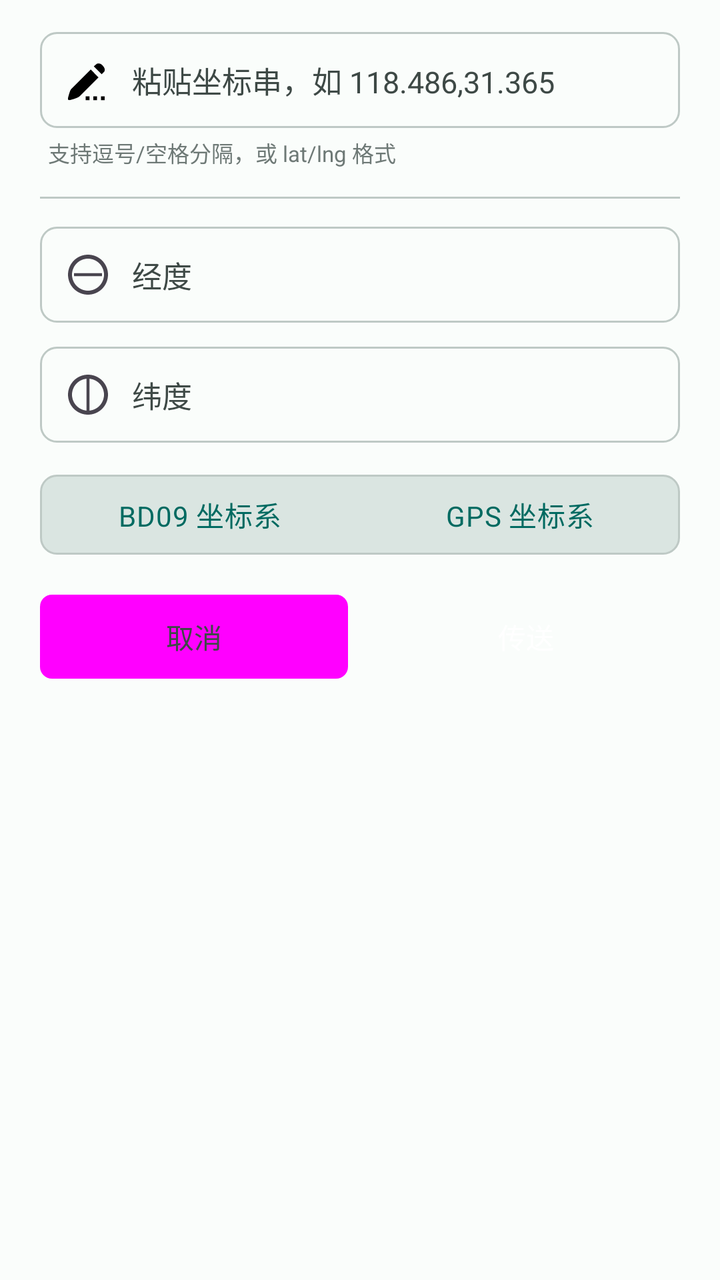
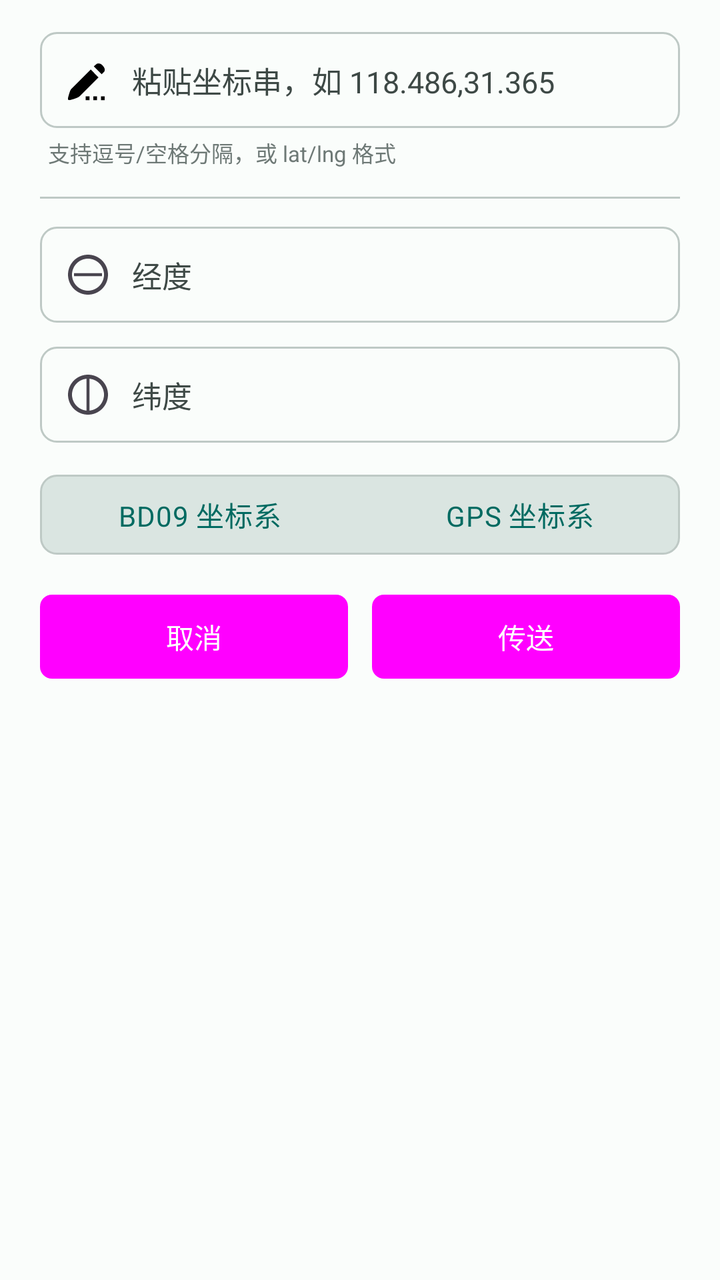

An Android layout rendered at two revisions. The XML below is the earlier revision; the diff shows what the commit changed to produce the second picture.
<!-- AndroidManifest.xml: application theme AppTheme -->
<!-- res/layout/location_input.xml -->
<?xml version="1.0" encoding="utf-8"?>
<LinearLayout xmlns:android="http://schemas.android.com/apk/res/android"
    xmlns:app="http://schemas.android.com/apk/res-auto"
    android:layout_width="match_parent"
    android:layout_height="wrap_content"
    android:orientation="vertical"
    android:paddingStart="20dp"
    android:paddingTop="16dp"
    android:paddingEnd="20dp"
    android:paddingBottom="16dp">

    
    <EditText
        android:id="@+id/input_coord_string"
        android:layout_width="match_parent"
        android:layout_height="48dp"
        android:background="@drawable/bg_input_field"
        android:drawableStart="@drawable/ic_input"
        android:drawablePadding="10dp"
        android:hint="@string/hint_coord_string"
        android:inputType="text"
        android:paddingStart="12dp"
        android:paddingEnd="12dp"
        android:textColor="?attr/colorOnSurface"
        android:textColorHint="?attr/colorOnSurfaceVariant"
        android:textSize="15sp" />

    <TextView
        android:layout_width="match_parent"
        android:layout_height="wrap_content"
        android:layout_marginTop="4dp"
        android:layout_marginStart="4dp"
        android:text="@string/coord_parse_hint"
        android:textColor="?attr/colorOutline"
        android:textSize="11sp" />

    
    <View
        android:layout_width="match_parent"
        android:layout_height="1dp"
        android:layout_marginTop="14dp"
        android:layout_marginBottom="14dp"
        android:background="?attr/colorOutlineVariant" />

    
    <EditText
        android:id="@+id/input_longitude"
        android:layout_width="match_parent"
        android:layout_height="48dp"
        android:autofillHints="longitude"
        android:background="@drawable/bg_input_field"
        android:drawableStart="@drawable/ic_longitude"
        android:drawablePadding="10dp"
        android:hint="@string/label_longitude"
        android:inputType="text"
        android:paddingStart="12dp"
        android:paddingEnd="12dp"
        android:textColor="?attr/colorOnSurface"
        android:textColorHint="?attr/colorOnSurfaceVariant"
        android:textSize="15sp" />

    
    <EditText
        android:id="@+id/input_latitude"
        android:layout_width="match_parent"
        android:layout_height="48dp"
        android:layout_marginTop="12dp"
        android:autofillHints="latitude"
        android:background="@drawable/bg_input_field"
        android:drawableStart="@drawable/ic_latitude"
        android:drawablePadding="10dp"
        android:hint="@string/label_latitude"
        android:inputType="text"
        android:paddingStart="12dp"
        android:paddingEnd="12dp"
        android:textColor="?attr/colorOnSurface"
        android:textColorHint="?attr/colorOnSurfaceVariant"
        android:textSize="15sp" />

    
    <RadioGroup
        android:id="@+id/RadioGroupMapType"
        android:layout_width="match_parent"
        android:layout_height="wrap_content"
        android:layout_marginTop="16dp"
        android:background="@drawable/bg_coord_type"
        android:orientation="horizontal">

        <RadioButton
            android:id="@+id/pos_type_bd"
            android:layout_width="0dp"
            android:layout_height="40dp"
            android:layout_weight="1"
            android:button="@null"
            android:checked="true"
            android:gravity="center"
            android:text="@string/input_position_baidu"
            android:textColor="?attr/colorPrimary"
            android:textSize="14sp" />

        <RadioButton
            android:id="@+id/pos_type_gps"
            android:layout_width="0dp"
            android:layout_height="40dp"
            android:layout_weight="1"
            android:button="@null"
            android:gravity="center"
            android:text="@string/input_position_gps"
            android:textColor="?attr/colorPrimary"
            android:textSize="14sp" />
    </RadioGroup>

    
    <LinearLayout
        android:layout_width="match_parent"
        android:layout_height="wrap_content"
        android:layout_marginTop="20dp"
        android:gravity="center"
        android:orientation="horizontal">

        <Button
            android:id="@+id/input_position_cancel"
            android:layout_width="0dp"
            android:layout_height="42dp"
            android:layout_weight="1"
            android:layout_marginEnd="6dp"
            android:background="@drawable/bg_btn_secondary"
            android:text="@string/input_position_cancel"
            android:textColor="?attr/colorOnSurfaceVariant"
            android:textSize="14sp" />

        <Button
            android:id="@+id/input_position_ok"
            android:layout_width="0dp"
            android:layout_height="42dp"
            android:layout_weight="1"
            android:layout_marginStart="6dp"
            android:backgroundTint="?attr/colorPrimary"
            android:text="@string/input_position_ok"
            android:textColor="?attr/colorOnPrimary"
            android:textSize="14sp" />
    </LinearLayout>
</LinearLayout>
<!-- resources referenced by this layout -->
<resources>
  <!-- drawable bg_btn_secondary (drawable) -->
  <?xml version="1.0" encoding="utf-8"?>
  <shape xmlns:android="http://schemas.android.com/apk/res/android"
      android:shape="rectangle">
      <solid android:color="?attr/colorSurfaceVariant" />
      <corners android:radius="6dp" />
  </shape>
  <!-- drawable bg_coord_type (drawable) -->
  <?xml version="1.0" encoding="utf-8"?>
  <shape xmlns:android="http://schemas.android.com/apk/res/android"
      android:shape="rectangle">
      <solid android:color="?attr/colorSurfaceVariant" />
      <corners android:radius="8dp" />
      <stroke
          android:width="1dp"
          android:color="?attr/colorOutlineVariant" />
  </shape>
  <!-- drawable bg_input_field (drawable) -->
  <?xml version="1.0" encoding="utf-8"?>
  <shape xmlns:android="http://schemas.android.com/apk/res/android"
      android:shape="rectangle">
      <solid android:color="?attr/colorSurface" />
      <corners android:radius="8dp" />
      <stroke
          android:width="1dp"
          android:color="?attr/colorOutlineVariant" />
  </shape>
  <!-- drawable ic_longitude (drawable) -->
  <vector xmlns:android="http://schemas.android.com/apk/res/android"
      android:width="24dp"
      android:height="24dp"
      android:viewportWidth="24"
      android:viewportHeight="24"
      android:tint="?attr/colorControlNormal">
      <path
          android:fillColor="@android:color/white"
          android:pathData="M12,2C6.48,2 2,6.48 2,12s4.48,10 10,10 10,-4.48 10,-10S17.52,2 12,2zM12,20c-4.41,0 -8,-3.59 -8,-8s3.59,-8 8,-8 8,3.59 8,8 -3.59,8 -8,8zM12,4v16" />
      <path
          android:fillColor="@android:color/white"
          android:pathData="M5,12h14"
          android:strokeColor="@android:color/white"
          android:strokeWidth="1.5" />
  </vector>
  <string name="coord_parse_hint">支持逗号/空格分隔，或 lat/lng 格式</string>
  <string name="hint_coord_string">粘贴坐标串，如 118.486,31.365</string>
  <string name="input_position_baidu">BD09 坐标系</string>
  <string name="input_position_cancel">取消</string>
  <string name="input_position_gps">GPS 坐标系</string>
  <string name="input_position_ok">传送</string>
  <string name="label_latitude">纬度</string>
  <string name="label_longitude">经度</string>
  <color name="md_primary">#FF006A61</color>
  <color name="md_on_primary">#FFFFFFFF</color>
  <color name="md_primary_container">#FF73F8E8</color>
  <color name="md_on_primary_container">#FF00201C</color>
  <color name="md_secondary">#FF4A635E</color>
  <color name="md_on_secondary">#FFFFFFFF</color>
  <color name="md_secondary_container">#FFCCE8E1</color>
  <color name="md_on_secondary_container">#FF051F1B</color>
  <color name="md_tertiary">#FF44617A</color>
  <color name="md_on_tertiary">#FFFFFFFF</color>
  <color name="md_tertiary_container">#FFC9E5FF</color>
  <color name="md_on_tertiary_container">#FF001E30</color>
  <color name="md_error">#FFBA1A1A</color>
  <color name="md_on_error">#FFFFFFFF</color>
  <color name="md_error_container">#FFFFDAD6</color>
  <color name="md_on_error_container">#FF410002</color>
  <color name="md_background">#FFFAFDFB</color>
  <color name="md_on_background">#FF191C1B</color>
  <color name="md_surface">#FFFAFDFB</color>
  <color name="md_on_surface">#FF191C1B</color>
  <color name="md_surface_variant">#FFDAE5E1</color>
  <color name="md_on_surface_variant">#FF3E4946</color>
  <color name="md_outline">#FF6E7976</color>
  <color name="md_outline_variant">#FFBEC9C5</color>
  <color name="md_inverse_surface">#FF2E3130</color>
  <color name="md_inverse_on_surface">#FFEFF1EF</color>
  <color name="md_inverse_primary">#FF52DBCB</color>
  <color name="md_surface_container_lowest">#FFFFFFFF</color>
  <color name="md_surface_container_low">#FFF4FBF8</color>
  <color name="md_surface_container">#FFEEF6F2</color>
  <color name="md_surface_container_high">#FFE8F1ED</color>
  <color name="md_surface_container_highest">#FFE2ECE8</color>
  <style name="AppTheme.Button" parent="Widget.Material3.Button">
          <item name="android:textColor">?attr/colorOnPrimary</item>
      </style>
  <!-- unchanged entries left out for length: 3 -->
</resources>

<!-- the commit's change to res/layout/location_input.xml (unified diff, before → after) -->
@@ -124,9 +124,10 @@
             android:layout_height="42dp"
             android:layout_weight="1"
             android:layout_marginEnd="6dp"
-            android:background="@drawable/bg_btn_secondary"
+            android:background="@drawable/bg_btn_primary"
+            android:backgroundTint="@null"
             android:text="@string/input_position_cancel"
-            android:textColor="?attr/colorOnSurfaceVariant"
+            android:textColor="?attr/colorOnPrimary"
             android:textSize="14sp" />
 
         <Button
@@ -135,7 +136,8 @@
             android:layout_height="42dp"
             android:layout_weight="1"
             android:layout_marginStart="6dp"
-            android:backgroundTint="?attr/colorPrimary"
+            android:background="@drawable/bg_btn_primary"
+            android:backgroundTint="@null"
             android:text="@string/input_position_ok"
             android:textColor="?attr/colorOnPrimary"
             android:textSize="14sp" />
<!-- resource entries referenced after the edit -->
@@ -1,10 +1,11 @@
 <!-- resources referenced by this layout -->
 <resources>
-  <!-- drawable bg_btn_secondary (drawable) -->
+  <!-- drawable bg_btn_primary (drawable) -->
   <?xml version="1.0" encoding="utf-8"?>
+  
   <shape xmlns:android="http://schemas.android.com/apk/res/android"
       android:shape="rectangle">
-      <solid android:color="?attr/colorSurfaceVariant" />
+      <solid android:color="?attr/colorPrimary" />
       <corners android:radius="6dp" />
   </shape>
   <!-- drawable bg_coord_type (drawable) -->
